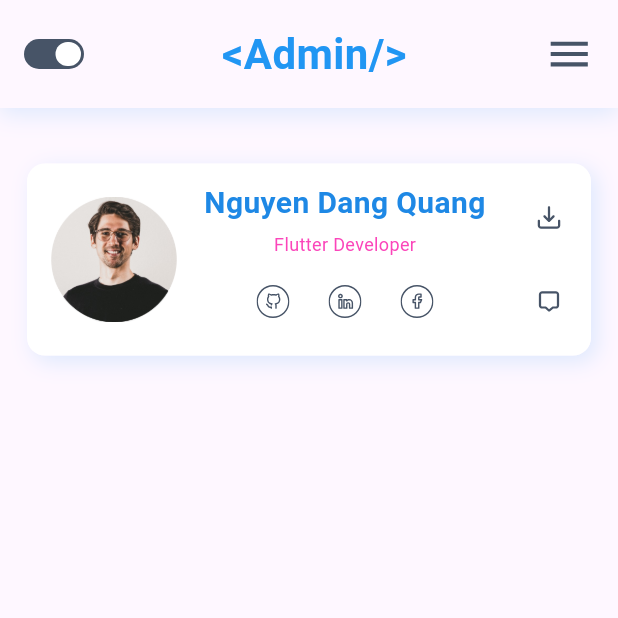
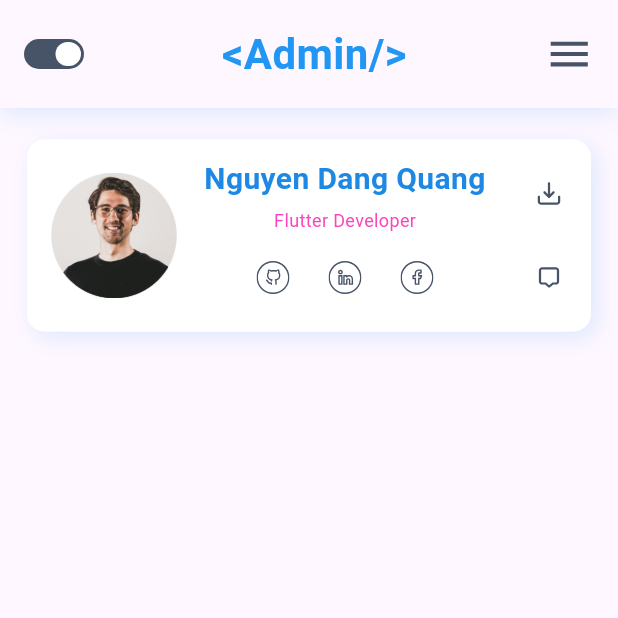
Before and after one commit to quangnd2203/my_porfolio, a Flutter app: the screen it shows after launch, on a phone screen of 412 x 824 dp, the top half of it. Run offline on Flutter 3.47's test engine with Material 3 defaults, Android fonts, the phone set to English and light mode, and no system bars; our stand-ins replace cached_network_image, connectivity_plus, device_info_plus, dio, equatable, flutter_bloc and 9 more; Roboto replaces fonts that are missing (Lekton).

Commit message:
no message

```diff
--- a/lib/app/ui/navigation/navigation_screen.dart
+++ b/lib/app/ui/navigation/navigation_screen.dart
@@ -230,9 +230,6 @@ class _NavigationScreenState extends State<NavigationScreen> with ResponsiveScre
         buildPageNavigationBar(
           child: buildMobileNavigationBar(),
         ),
-        const SizedBox(
-          height: 16,
-        ),
         Expanded(child: widget.child),
       ],
     );
```
